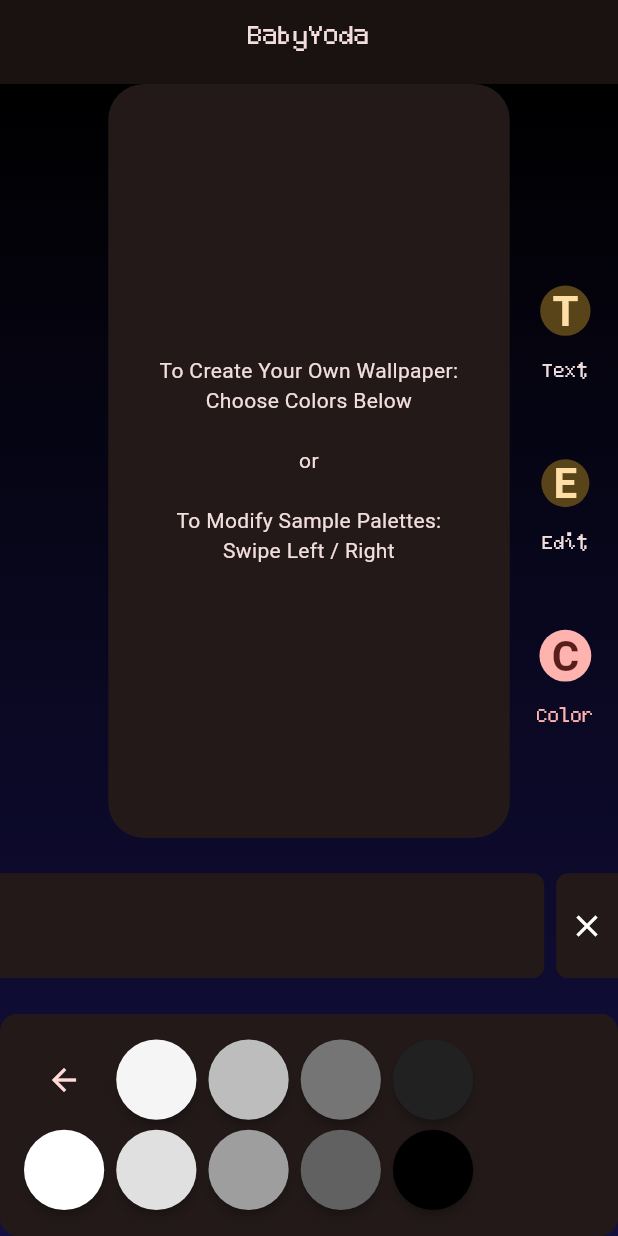
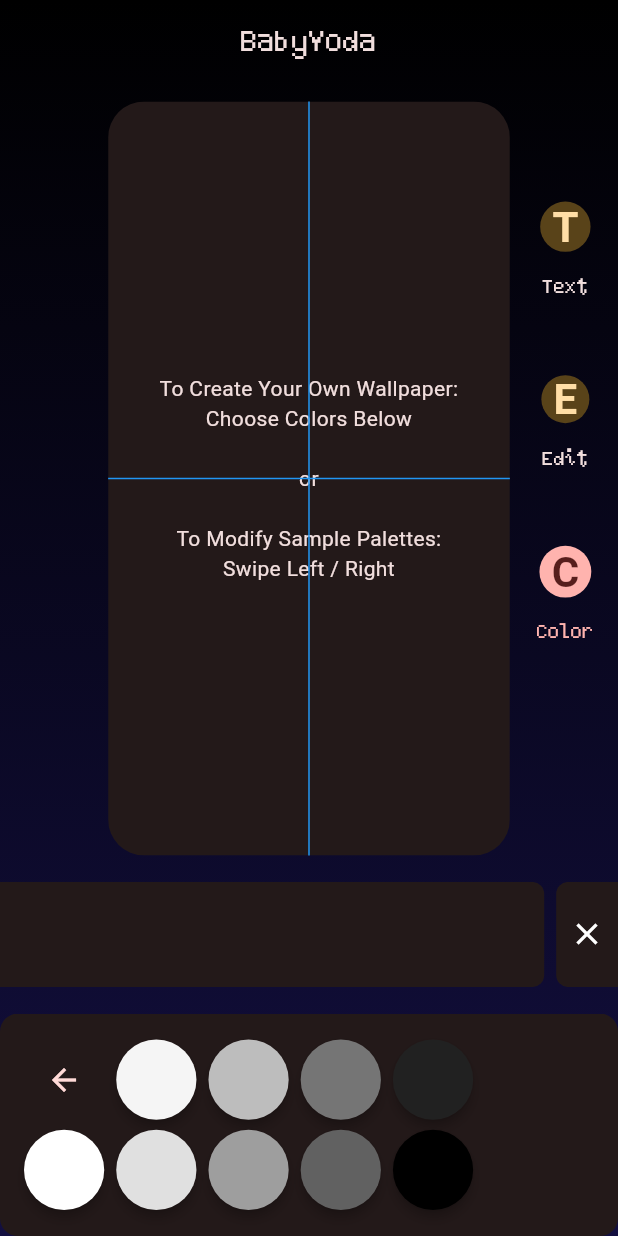
Before and after one commit to fahadjaved882244/colartive, a Flutter app: the screen it shows after launch, after a tap on the "add" icon, on a phone screen of 412 x 824 dp. Run offline on Flutter 3.47's test engine with Material 3 defaults, Android fonts, the light colour scheme and no system bars; our stand-ins replace cloud_firestore, firebase_auth, flutter_hooks, go_router, google_fonts, hooks_riverpod and 2 more; accounts and stored records are empty; Roboto replaces fonts that are missing (Baskervville, Lobster, Shojumaru).

Commit message:
add text grid

```diff
--- a/lib/features/canvas_live/model/variation.dart
+++ b/lib/features/canvas_live/model/variation.dart
@@ -47,7 +47,7 @@ class Variation {
 
   Map<String, dynamic> toMap() {
     return <String, dynamic>{
-      'colors': colors.map((x) => x.value).toList(),
+      'colors': colors.map((x) => x.toARGB32()).toList(),
       'scaleFactor': scaleFactor,
       'rotationFactor': rotationFactor,
       'blurFactor': blurFactor,
--- a/lib/features/canvas_live/views/canvas_live_view.dart
+++ b/lib/features/canvas_live/views/canvas_live_view.dart
@@ -1,4 +1,5 @@
 import 'package:colartive2/features/canvas_live/views/components/canvas/canvas_live_panel.dart';
+import 'package:colartive2/features/canvas_live/views/components/feature_text/axis_line.dart';
 import 'package:flutter/material.dart';
 import 'package:hooks_riverpod/hooks_riverpod.dart';
 
@@ -6,7 +7,6 @@ import 'package:colartive2/extensions/context_x.dart';
 import 'package:colartive2/features/canvas_live/views/components/canvas/canvas_live_card.dart';
 import 'package:colartive2/features/canvas_live/views/components/canvas/canvas_live_grid.dart';
 import 'package:colartive2/features/canvas_live/views/components/canvas/canvas_live_mode_bar.dart';
-import 'package:colartive2/features/canvas_live/views/components/color/panel/selected_color_panel.dart';
 import 'package:colartive2/features/template/views/template_controller.dart';
 import 'package:colartive2/utils/components/widgets/async_switcher.dart';
 
@@ -24,21 +24,36 @@ class CanvasLiveView extends ConsumerWidget {
         asyncValue: asyncTemplate,
         builder: (template) {
           return Scaffold(
-            appBar: AppBar(
-              title: Text(template.name),
-              centerTitle: true,
-            ),
             body: Stack(
               children: [
                 backgroundGradient(context),
                 Column(
                   mainAxisAlignment: MainAxisAlignment.spaceBetween,
                   children: [
+                    Padding(
+                      padding: const EdgeInsets.only(top: 16),
+                      child: Text(
+                        template.name,
+                        style: const TextStyle(fontSize: 24),
+                      ),
+                    ),
                     SizedBox(
                       width: width * 0.65,
                       height: height * 0.61,
-                      child: CanvasLiveCard(
-                        template: template,
+                      child: Stack(
+                        children: [
+                          CanvasLiveCard(
+                            size: Size(width * 0.65, height * 0.61),
+                            template: template,
+                          ),
+                          SizedBox(
+                            width: width * 0.65,
+                            height: height * 0.61,
+                            child: CustomPaint(
+                              painter: AxisLine(),
+                            ),
+                          ),
+                        ],
                       ),
                     ),
                     SizedBox(
--- a/lib/features/canvas_live/views/components/canvas/canvas_live_card.dart
+++ b/lib/features/canvas_live/views/components/canvas/canvas_live_card.dart
@@ -8,14 +8,19 @@ import 'package:hooks_riverpod/hooks_riverpod.dart';
 import 'template_painter.dart';
 
 class CanvasLiveCard extends HookConsumerWidget {
+  final Size size;
   final Template template;
   const CanvasLiveCard({
     super.key,
+    required this.size,
     required this.template,
   });
 
   @override
   Widget build(BuildContext context, WidgetRef ref) {
+    final variation = ref.watch(canvasLiveControllerProvider);
+    final hint = ref.watch(canvasLiveHintProvider);
+
     final animationController =
         useAnimationController(duration: const Duration(milliseconds: 600));
 
@@ -24,22 +29,13 @@ class CanvasLiveCard extends HookConsumerWidget {
     ));
 
     useEffect(() {
-      animationController.addStatusListener((status) {
-        if (status == AnimationStatus.dismissed) {
-          animationController.forward();
-        }
-        if (status == AnimationStatus.completed) {
-          animationController.reverse();
-        }
-      });
-      animationController.forward();
-
-      // dispose the controller when the widget get disposed
-      return animationController.dispose;
-    }, []);
-
-    final variation = ref.watch(canvasLiveControllerProvider);
-    final hint = ref.watch(canvasLiveHintProvider);
+      if (hint == null) {
+        animationController.stop();
+      } else {
+        animationController.repeat(reverse: true);
+      }
+      return null;
+    }, [hint]);
 
     return ClipRRect(
       borderRadius: BorderRadius.circular(24),
@@ -49,6 +45,7 @@ class CanvasLiveCard extends HookConsumerWidget {
               animation: animationController,
               builder: (context, child) {
                 return CustomPaint(
+                  size: size,
                   painter: TemplatePainter(
                     variation: variation,
                     template: template,
--- a/lib/features/canvas_live/views/components/canvas/canvas_live_grid.dart
+++ b/lib/features/canvas_live/views/components/canvas/canvas_live_grid.dart
@@ -1,5 +1,6 @@
 import 'package:colartive2/features/canvas_live/controller/canvas_live_mode_controller.dart';
 import 'package:colartive2/features/canvas_live/views/components/color/grid/color_button_grid.dart';
+import 'package:colartive2/features/canvas_live/views/components/feature_text/grid/feature_text_grid.dart';
 import 'package:colartive2/features/canvas_live/views/components/transformation/grid/transformation_grid.dart';
 import 'package:colartive2/features/template/model/template.dart';
 import 'package:flutter/material.dart';
@@ -47,9 +48,7 @@ class CanvasLiveGrid extends ConsumerWidget {
       case CanvasLiveMode.transformation:
         return const TransformationGrid();
       case CanvasLiveMode.text:
-        return ColorButtonGrid(
-          template: template,
-        );
+        return const FeatureTextGrid();
     }
   }
 }
--- /dev/null
+++ b/lib/features/canvas_live/views/components/feature_text/axis_line.dart
@@ -0,0 +1,26 @@
+import 'package:flutter/material.dart';
+
+class AxisLine extends CustomPainter {
+  @override
+  void paint(Canvas canvas, Size size) {
+    canvas.drawLine(
+      Offset(size.width * 0.5, 0),
+      Offset(size.width * 0.5, size.height),
+      Paint()
+        ..color = Colors.blue
+        ..strokeWidth = 1,
+    );
+    canvas.drawLine(
+      Offset(0, size.height * 0.5),
+      Offset(size.width, size.height * 0.5),
+      Paint()
+        ..color = Colors.blue
+        ..strokeWidth = 1,
+    );
+  }
+
+  @override
+  bool shouldRepaint(CustomPainter oldDelegate) {
+    return false;
+  }
+}
--- a/lib/themes/dark_theme.dart
+++ b/lib/themes/dark_theme.dart
@@ -25,7 +25,7 @@ class DarkAppTheme {
     // surfaceVariant: const Color(0xff252525),
   );
 
-  static const _cardTheme = CardTheme(
+  static const _cardTheme = CardThemeData(
     elevation: 0,
     margin: EdgeInsets.all(0),
   );
@@ -58,7 +58,7 @@ class DarkAppTheme {
   );
 
   /////////// TabBar Theme //////////////
-  static final _tabBarTheme = TabBarTheme(
+  static final _tabBarTheme = TabBarThemeData(
     labelColor: _colorScheme.primary,
     unselectedLabelColor: _colorScheme.onSurfaceVariant,
     indicatorSize: TabBarIndicatorSize.label,
--- a/lib/themes/light_theme.dart
+++ b/lib/themes/light_theme.dart
@@ -27,7 +27,7 @@ class LightAppTheme {
     // surfaceVariant: const Color(0xffFAFAFA),
   );
 
-  static const _cardTheme = CardTheme(
+  static const _cardTheme = CardThemeData(
     elevation: 0,
     margin: EdgeInsets.all(0),
   );
@@ -63,7 +63,7 @@ class LightAppTheme {
   );
 
   /////////// TabBar Theme //////////////
-  static final _tabBarTheme = TabBarTheme(
+  static final _tabBarTheme = TabBarThemeData(
     labelColor: _colorScheme.primary,
     unselectedLabelColor: _colorScheme.onSurfaceVariant,
     indicatorSize: TabBarIndicatorSize.label,
--- a/lib/utils/components/widgets/async_switcher.dart
+++ b/lib/utils/components/widgets/async_switcher.dart
@@ -15,7 +15,7 @@ class AsyncValueBuilder<T> extends StatelessWidget {
     return switch (asyncValue) {
       AsyncData(:final value) => value != null
           ? builder(value)
-          : const Scaffold(body: Text('Unexpected null value')),
+          : const Scaffold(body: Center(child: Text('Unexpected null value'))),
       AsyncError(:final error) =>
         Scaffold(body: Center(child: Text('Error: $error'))),
       _ => const Scaffold(body: Center(child: CircularProgressIndicator())),
```
Also changed, not shown: lib/features/canvas_live/controller/canvas_live_mode_controller.dart (+16 -0 lines), lib/features/canvas_live/views/components/canvas/template_painter.dart (+8 -8 lines), lib/features/canvas_live/views/components/feature_text/grid/feature_text_button.dart (added, +47 -0 lines), lib/features/canvas_live/views/components/feature_text/grid/feature_text_grid.dart (added, +83 -0 lines), pubspec.lock, 6 other files.
